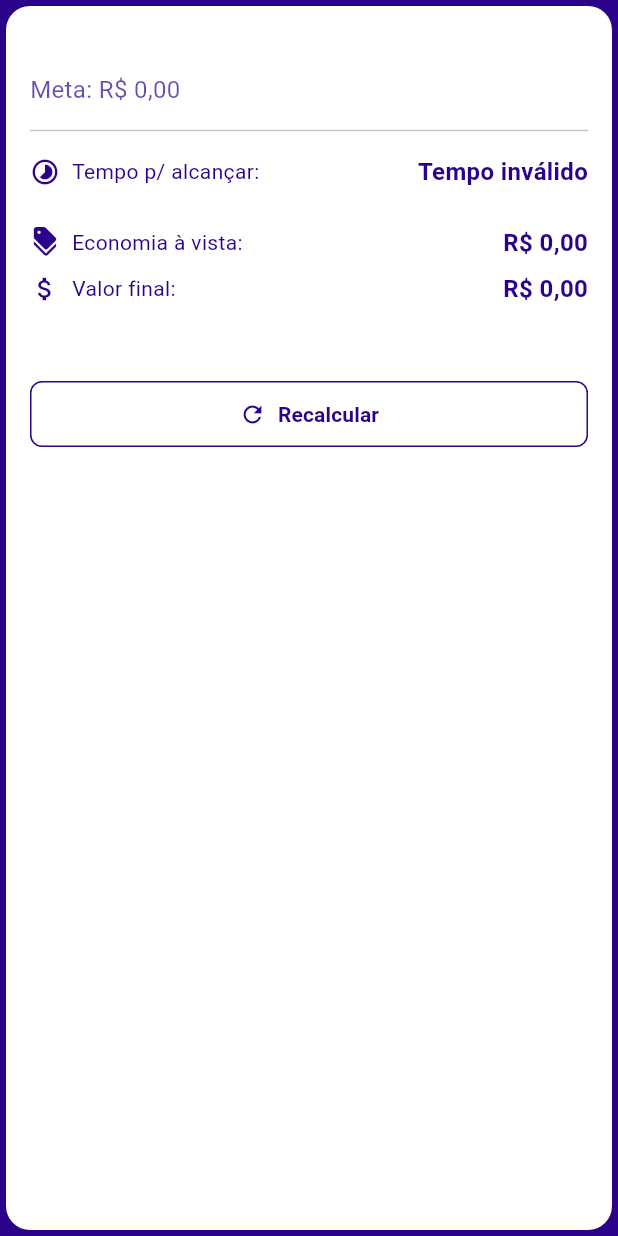
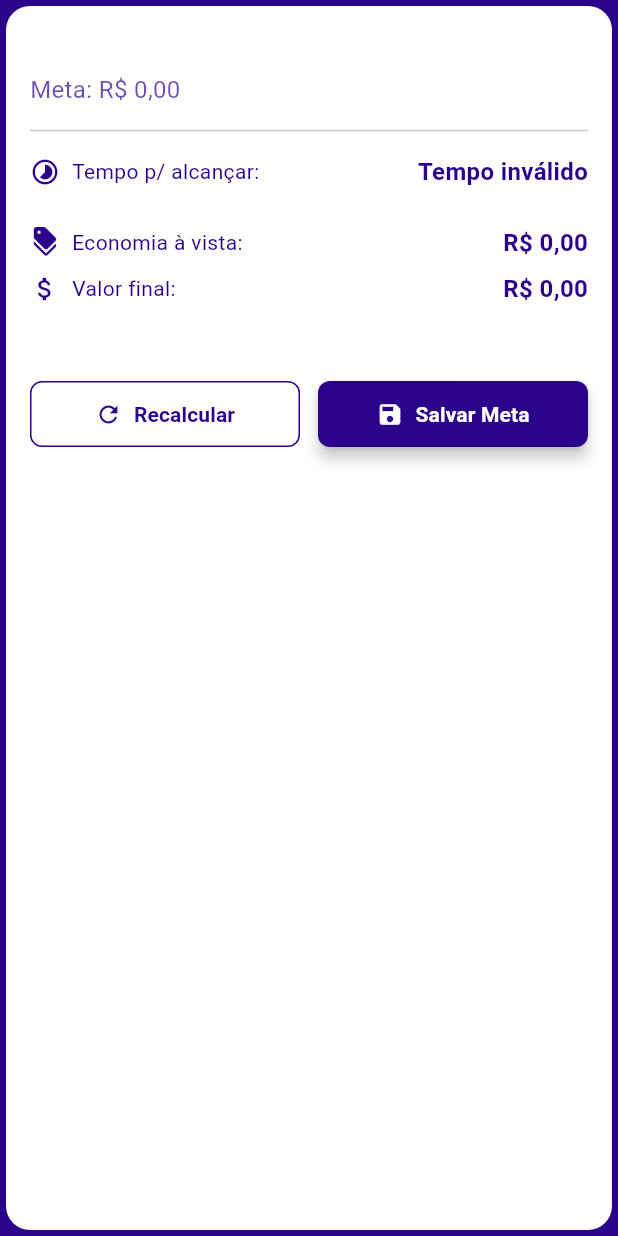
Before and after one commit to jhonnylucius/economize, a Flutter app: the GoalResultCard widget shown alone on an empty page, opened directly with empty values, on a phone screen of 412 x 824 dp. Run offline on Flutter 3.47's test engine with Material 3 defaults, Android fonts, the phone set to English and light mode, and no system bars; our stand-ins replace fl_chart, logger, mask_text_input_formatter, pdf, percent_indicator, screenshot and 3 more; accounts and stored records are empty.

Commit message:
feat: Adiciona funcionalidade de salvar meta e atualiza botões de ação no GoalResultCard

```diff
--- a/lib/features/financial_education/widgets/goal_result_card.dart
+++ b/lib/features/financial_education/widgets/goal_result_card.dart
@@ -1,7 +1,7 @@
+import 'package:economize/data/goal_dao.dart';
 import 'package:economize/features/financial_education/models/savings_goal.dart';
 import 'package:economize/features/financial_education/utils/goal_calculator.dart';
 import 'package:flutter/material.dart';
-
 import 'package:intl/intl.dart';
 
 class GoalResultCard extends StatelessWidget {
@@ -32,11 +32,120 @@ class GoalResultCard extends StatelessWidget {
             const SizedBox(height: 24),
             _buildRecommendation(theme),
             const SizedBox(height: 24),
-            _buildActionButton(theme),
+            Row(
+              children: [
+                Expanded(
+                  child: _buildActionButton(
+                    context,
+                    theme,
+                    'Recalcular',
+                    Icons.refresh,
+                    onRecalculate,
+                    outlined: true,
+                  ),
+                ),
+                const SizedBox(width: 12),
+                Expanded(
+                  child: _buildActionButton(
+                    context,
+                    theme,
+                    'Salvar Meta',
+                    Icons.save,
+                    () => _saveGoal(context),
+                  ),
+                ),
+              ],
+            ),
           ],
         ),
       ),
     );
+  }
+
+  // Método para salvar a meta
+  void _saveGoal(BuildContext context) async {
+    final goalsDAO = GoalsDAO();
+    final messenger = ScaffoldMessenger.of(context);
+
+    // Converter SavingsGoal para Goal
+    final goalToSave = Goal(
+      name: goal.title,
+      targetValue: goal.targetValue,
+      currentValue: 0.0, // Começa em zero
+      createdAt: DateTime.now(), // Data atual como criação
+    );
+
+    try {
+      await goalsDAO.save(goalToSave);
+
+      // Mostrar feedback positivo
+      messenger.showSnackBar(
+        const SnackBar(
+          content: Text('Meta salva com sucesso!'),
+          backgroundColor: Colors.green,
+        ),
+      );
+      // Navegar após mostrar o SnackBar
+      Future.delayed(const Duration(milliseconds: 500), () {
+        Navigator.of(context).pushReplacementNamed(
+            '/goals'); // Ajuste o nome da rota conforme necessário
+      });
+    } catch (e) {
+      // Mostrar feedback de erro
+      messenger.showSnackBar(
+        SnackBar(
+          content: Text('Erro ao salvar meta: $e'),
+          backgroundColor: Colors.red,
+        ),
+      );
+    }
+  }
+
+  Widget _buildActionButton(
+    BuildContext context,
+    ThemeData theme,
+    String label,
+    IconData icon,
+    VoidCallback onPressed, {
+    bool outlined = false,
+  }) {
+    if (outlined) {
+      return TextButton.icon(
+        onPressed: onPressed,
+        icon: Icon(icon, color: theme.colorScheme.primary),
+        label: Text(
+          label,
+          style: TextStyle(
+            color: theme.colorScheme.primary,
+            fontWeight: FontWeight.bold,
+          ),
+        ),
+        style: TextButton.styleFrom(
+          padding: const EdgeInsets.symmetric(vertical: 12),
+          shape: RoundedRectangleBorder(
+            borderRadius: BorderRadius.circular(8),
+            side: BorderSide(color: theme.colorScheme.primary),
+          ),
+        ),
+      );
+    } else {
+      return ElevatedButton.icon(
+        onPressed: onPressed,
+        icon: Icon(icon),
+        label: Text(
+          label,
+          style: const TextStyle(fontWeight: FontWeight.bold),
+        ),
+        style: ElevatedButton.styleFrom(
+          padding: const EdgeInsets.symmetric(vertical: 12),
+          backgroundColor: theme.colorScheme.primary,
+          foregroundColor: theme.colorScheme.onPrimary,
+          shape: RoundedRectangleBorder(
+            borderRadius: BorderRadius.circular(8),
+          ),
+        ),
+      );
+    }
   }
 
   Widget _buildHeader(ThemeData theme) {
@@ -53,7 +162,7 @@ class GoalResultCard extends StatelessWidget {
         Text(
           'Meta: ${_currencyFormat.format(goal.targetValue)}',
           style: TextStyle(
-            color: theme.colorScheme.onSurface.withValues(alpha: 0.7),
+            color: theme.colorScheme.onSurface.withAlpha((0.7 * 255).toInt()),
             fontSize: 16,
           ),
         ),
@@ -121,10 +230,10 @@ class GoalResultCard extends StatelessWidget {
     return Container(
       padding: const EdgeInsets.all(12),
       decoration: BoxDecoration(
-        color: theme.colorScheme.errorContainer.withValues(alpha: 0.1),
+        color: theme.colorScheme.errorContainer.withAlpha((0.1 * 255).toInt()),
         borderRadius: BorderRadius.circular(8),
         border: Border.all(
-          color: theme.colorScheme.error.withValues(alpha: 0.3),
+          color: theme.colorScheme.error..withAlpha((0.3 * 255).toInt()),
         ),
       ),
       child: Column(
@@ -186,28 +295,4 @@ class GoalResultCard extends StatelessWidget {
       ],
     );
   }
-
-  Widget _buildActionButton(ThemeData theme) {
-    return SizedBox(
-      width: double.infinity,
-      child: TextButton.icon(
-        onPressed: onRecalculate,
-        icon: Icon(Icons.refresh, color: theme.colorScheme.primary),
-        label: Text(
-          'Recalcular',
-          style: TextStyle(
-            color: theme.colorScheme.primary,
-            fontWeight: FontWeight.bold,
-          ),
-        ),
-        style: TextButton.styleFrom(
-          padding: const EdgeInsets.symmetric(vertical: 12),
-          shape: RoundedRectangleBorder(
-            borderRadius: BorderRadius.circular(8),
-            side: BorderSide(color: theme.colorScheme.primary),
-          ),
-        ),
-      ),
-    );
-  }
 }
```
